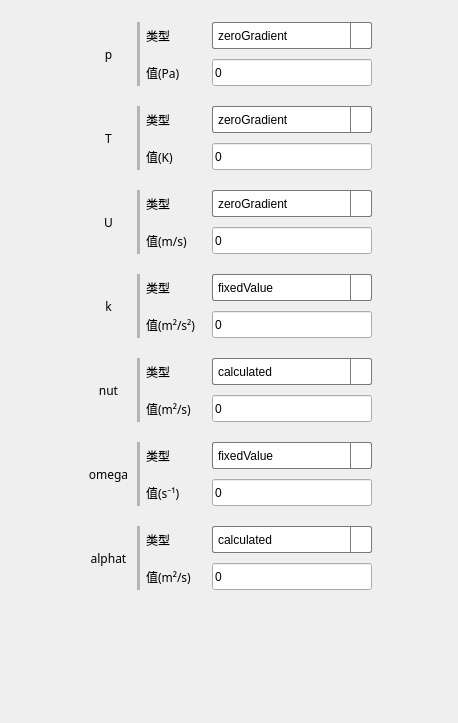
Before: the Qt Designer form src/FormBoundaryConditionsTabWidget.ui in Aiopr-bits/MAVES, drawn with Qt 5.
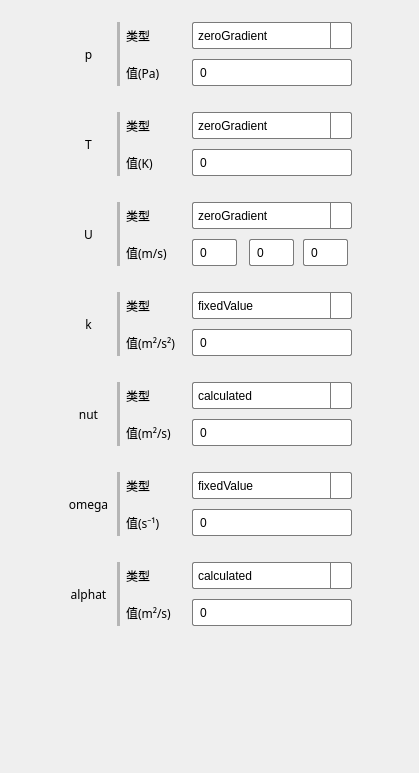
After: the same form once the commit is applied. Icons and pictures are not drawn.

Commit message: feat:边界条件子面板的滚动区域布局调整

The edit to the form file:
```diff
--- a/src/FormBoundaryConditionsTabWidget.ui
+++ b/src/FormBoundaryConditionsTabWidget.ui
@@ -6,8 +6,8 @@
    <rect>
     <x>0</x>
     <y>0</y>
-    <width>458</width>
-    <height>723</height>
+    <width>419</width>
+    <height>773</height>
    </rect>
   </property>
   <property name="windowTitle">
@@ -19,7 +19,7 @@
 }
 </string>
   </property>
-  <layout class="QGridLayout" name="gridLayout_2">
+  <layout class="QGridLayout" name="gridLayout_8">
    <item row="0" column="0">
     <widget class="QScrollArea" name="scrollArea">
      <property name="styleSheet">
@@ -81,24 +81,18 @@
        <rect>
         <x>0</x>
         <y>0</y>
-        <width>440</width>
-        <height>705</height>
+        <width>401</width>
+        <height>755</height>
        </rect>
       </property>
       <property name="styleSheet">
        <string notr="true"/>
       </property>
-      <layout class="QGridLayout" name="gridLayout">
-       <property name="spacing">
-        <number>0</number>
-       </property>
+      <layout class="QGridLayout" name="gridLayout_9">
        <item row="0" column="0">
-        <layout class="QVBoxLayout" name="verticalLayout_8">
-         <property name="spacing">
-          <number>0</number>
-         </property>
+        <layout class="QVBoxLayout" name="verticalLayout">
          <item>
-          <layout class="QHBoxLayout" name="horizontalLayout_3">
+          <layout class="QHBoxLayout" name="horizontalLayout">
            <item>
             <widget class="QLabel" name="label">
              <property name="minimumSize">
@@ -144,13 +138,11 @@
             </widget>
            </item>
            <item>
-            <layout class="QVBoxLayout" name="verticalLayout">
-             <property name="spacing">
-              <number>0</number>
+            <layout class="QGridLayout" name="gridLayout">
+             <property name="verticalSpacing">
+              <number>10</number>
              </property>
-             <item>
-              <layout class="QHBoxLayout" name="horizontalLayout_2">
-               <item>
+             <item row="0" column="0">
                 <widget class="QLabel" name="label_2">
                  <property name="minimumSize">
                   <size>
@@ -175,7 +167,7 @@
                  </property>
                 </widget>
                </item>
-               <item>
+             <item row="0" column="1">
                 <widget class="QComboBox" name="comboBox">
                  <property name="minimumSize">
                   <size>
@@ -288,27 +280,7 @@
                  </item>
                 </widget>
                </item>
-              </layout>
-             </item>
-             <item>
-              <spacer name="verticalSpacer">
-               <property name="orientation">
-                <enum>Qt::Vertical</enum>
-               </property>
-               <property name="sizeType">
-                <enum>QSizePolicy::Fixed</enum>
-               </property>
-               <property name="sizeHint" stdset="0">
-                <size>
-                 <width>18</width>
-                 <height>10</height>
-                </size>
-               </property>
-              </spacer>
-             </item>
-             <item>
-              <layout class="QHBoxLayout" name="horizontalLayout">
-               <item>
+             <item row="1" column="0">
                 <widget class="QLabel" name="label_3">
                  <property name="minimumSize">
                   <size>
@@ -333,7 +305,7 @@
                  </property>
                 </widget>
                </item>
-               <item>
+             <item row="1" column="1">
                 <widget class="QLineEdit" name="lineEdit">
                  <property name="minimumSize">
                   <size>
@@ -347,12 +319,35 @@
                    <height>27</height>
                   </size>
                  </property>
+               <property name="styleSheet">
+                <string notr="true">QLineEdit {
+    background-color: white;
+    border: 1px solid rgb(122, 122, 122); /* 默认边界颜色 */
+    border-radius: 2px;
+    padding: 5px;
+    min-height: 15px;
+}
+
+QLineEdit:hover {
+    border: 1px solid rgb(23, 23, 23); /* 鼠标悬浮时边界颜色 */
+}
+
+QLineEdit:focus {
+    border: 1px solid rgb(23, 23, 23); /* 焦点时边界颜色 */
+    background-color: #f0f0f0; /* 焦点时背景颜色 */
+}
+
+QLineEdit:disabled {
+    background-color: #e0e0e0; /* 禁用时背景颜色 */
+    border: 1px solid rgb(122, 122, 122); /* 禁用时边界颜色 */
+    color: #a0a0a0; /* 禁用时文字颜色 */
+}
+</string>
+               </property>
                  <property name="text">
                   <string>0</string>
                  </property>
                 </widget>
-               </item>
-              </layout>
              </item>
             </layout>
            </item>
@@ -375,7 +370,7 @@
           </spacer>
          </item>
          <item>
-          <layout class="QHBoxLayout" name="horizontalLayout_4">
+          <layout class="QHBoxLayout" name="horizontalLayout_2">
            <item>
             <widget class="QLabel" name="label_4">
              <property name="minimumSize">
@@ -421,13 +416,11 @@
             </widget>
            </item>
            <item>
-            <layout class="QVBoxLayout" name="verticalLayout_2">
-             <property name="spacing">
-              <number>0</number>
+            <layout class="QGridLayout" name="gridLayout_2">
+             <property name="verticalSpacing">
+              <number>10</number>
              </property>
-             <item>
-              <layout class="QHBoxLayout" name="horizontalLayout_5">
-               <item>
+             <item row="0" column="0">
                 <widget class="QLabel" name="label_5">
                  <property name="minimumSize">
                   <size>
@@ -452,7 +445,7 @@
                  </property>
                 </widget>
                </item>
-               <item>
+             <item row="0" column="1">
                 <widget class="QComboBox" name="comboBox_2">
                  <property name="minimumSize">
                   <size>
@@ -570,27 +563,7 @@
                  </item>
                 </widget>
                </item>
-              </layout>
-             </item>
-             <item>
-              <spacer name="verticalSpacer_2">
-               <property name="orientation">
-                <enum>Qt::Vertical</enum>
-               </property>
-               <property name="sizeType">
-                <enum>QSizePolicy::Fixed</enum>
-               </property>
-               <property name="sizeHint" stdset="0">
-                <size>
-                 <width>18</width>
-                 <height>10</height>
-                </size>
-               </property>
-              </spacer>
-             </item>
-             <item>
-              <layout class="QHBoxLayout" name="horizontalLayout_6">
-               <item>
+             <item row="1" column="0">
                 <widget class="QLabel" name="label_6">
                  <property name="minimumSize">
                   <size>
@@ -615,7 +588,7 @@
                  </property>
                 </widget>
                </item>
-               <item>
+             <item row="1" column="1">
                 <widget class="QLineEdit" name="lineEdit_2">
                  <property name="minimumSize">
                   <size>
@@ -629,12 +602,35 @@
                    <height>27</height>
                   </size>
                  </property>
+               <property name="styleSheet">
+                <string notr="true">QLineEdit {
+    background-color: white;
+    border: 1px solid rgb(122, 122, 122); /* 默认边界颜色 */
+    border-radius: 2px;
+    padding: 5px;
+    min-height: 15px;
+}
+
+QLineEdit:hover {
+    border: 1px solid rgb(23, 23, 23); /* 鼠标悬浮时边界颜色 */
+}
+
+QLineEdit:focus {
+    border: 1px solid rgb(23, 23, 23); /* 焦点时边界颜色 */
+    background-color: #f0f0f0; /* 焦点时背景颜色 */
+}
+
+QLineEdit:disabled {
+    background-color: #e0e0e0; /* 禁用时背景颜色 */
+    border: 1px solid rgb(122, 122, 122); /* 禁用时边界颜色 */
+    color: #a0a0a0; /* 禁用时文字颜色 */
+}
+</string>
+               </property>
                  <property name="text">
                   <string>0</string>
                  </property>
                 </widget>
-               </item>
-              </layout>
              </item>
             </layout>
            </item>
@@ -657,7 +653,7 @@
           </spacer>
          </item>
          <item>
-          <layout class="QHBoxLayout" name="horizontalLayout_7">
+          <layout class="QHBoxLayout" name="horizontalLayout_3">
            <item>
             <widget class="QLabel" name="label_7">
              <property name="minimumSize">
@@ -703,13 +699,11 @@
             </widget>
            </item>
            <item>
-            <layout class="QVBoxLayout" name="verticalLayout_3">
-             <property name="spacing">
-              <number>0</number>
+            <layout class="QGridLayout" name="gridLayout_3">
+             <property name="verticalSpacing">
+              <number>10</number>
              </property>
-             <item>
-              <layout class="QHBoxLayout" name="horizontalLayout_8">
-               <item>
+             <item row="0" column="0">
                 <widget class="QLabel" name="label_8">
                  <property name="minimumSize">
                   <size>
@@ -734,7 +728,7 @@
                  </property>
                 </widget>
                </item>
-               <item>
+             <item row="0" column="1" colspan="3">
                 <widget class="QComboBox" name="comboBox_3">
                  <property name="minimumSize">
                   <size>
@@ -852,27 +846,7 @@
                  </item>
                 </widget>
                </item>
-              </layout>
-             </item>
-             <item>
-              <spacer name="verticalSpacer_3">
-               <property name="orientation">
-                <enum>Qt::Vertical</enum>
-               </property>
-               <property name="sizeType">
-                <enum>QSizePolicy::Fixed</enum>
-               </property>
-               <property name="sizeHint" stdset="0">
-                <size>
-                 <width>18</width>
-                 <height>10</height>
-                </size>
-               </property>
-              </spacer>
-             </item>
-             <item>
-              <layout class="QHBoxLayout" name="horizontalLayout_9">
-               <item>
+             <item row="1" column="0">
                 <widget class="QLabel" name="label_9">
                  <property name="minimumSize">
                   <size>
@@ -897,26 +871,137 @@
                  </property>
                 </widget>
                </item>
-               <item>
-                <widget class="QLineEdit" name="lineEdit_3">
+             <item row="1" column="1">
+              <widget class="QLineEdit" name="lineEdit_8">
                  <property name="minimumSize">
                   <size>
-                   <width>160</width>
+                 <width>45</width>
                    <height>27</height>
                   </size>
                  </property>
                  <property name="maximumSize">
                   <size>
-                   <width>160</width>
+                 <width>45</width>
                    <height>27</height>
                   </size>
                  </property>
+               <property name="styleSheet">
+                <string notr="true">QLineEdit {
+    background-color: white;
+    border: 1px solid rgb(122, 122, 122); /* 默认边界颜色 */
+    border-radius: 2px;
+    padding: 5px;
+    min-height: 15px;
+}
+
+QLineEdit:hover {
+    border: 1px solid rgb(23, 23, 23); /* 鼠标悬浮时边界颜色 */
+}
+
+QLineEdit:focus {
+    border: 1px solid rgb(23, 23, 23); /* 焦点时边界颜色 */
+    background-color: #f0f0f0; /* 焦点时背景颜色 */
+}
+
+QLineEdit:disabled {
+    background-color: #e0e0e0; /* 禁用时背景颜色 */
+    border: 1px solid rgb(122, 122, 122); /* 禁用时边界颜色 */
+    color: #a0a0a0; /* 禁用时文字颜色 */
+}
+</string>
+               </property>
                  <property name="text">
                   <string>0</string>
                  </property>
                 </widget>
                </item>
-              </layout>
+             <item row="1" column="2">
+              <widget class="QLineEdit" name="lineEdit_9">
+               <property name="minimumSize">
+                <size>
+                 <width>45</width>
+                 <height>27</height>
+                </size>
+               </property>
+               <property name="maximumSize">
+                <size>
+                 <width>45</width>
+                 <height>27</height>
+                </size>
+               </property>
+               <property name="styleSheet">
+                <string notr="true">QLineEdit {
+    background-color: white;
+    border: 1px solid rgb(122, 122, 122); /* 默认边界颜色 */
+    border-radius: 2px;
+    padding: 5px;
+    min-height: 15px;
+}
+
+QLineEdit:hover {
+    border: 1px solid rgb(23, 23, 23); /* 鼠标悬浮时边界颜色 */
+}
+
+QLineEdit:focus {
+    border: 1px solid rgb(23, 23, 23); /* 焦点时边界颜色 */
+    background-color: #f0f0f0; /* 焦点时背景颜色 */
+}
+
+QLineEdit:disabled {
+    background-color: #e0e0e0; /* 禁用时背景颜色 */
+    border: 1px solid rgb(122, 122, 122); /* 禁用时边界颜色 */
+    color: #a0a0a0; /* 禁用时文字颜色 */
+}
+</string>
+               </property>
+               <property name="text">
+                <string>0</string>
+               </property>
+              </widget>
+             </item>
+             <item row="1" column="3">
+              <widget class="QLineEdit" name="lineEdit_10">
+               <property name="minimumSize">
+                <size>
+                 <width>45</width>
+                 <height>27</height>
+                </size>
+               </property>
+               <property name="maximumSize">
+                <size>
+                 <width>44</width>
+                 <height>27</height>
+                </size>
+               </property>
+               <property name="styleSheet">
+                <string notr="true">QLineEdit {
+    background-color: white;
+    border: 1px solid rgb(122, 122, 122); /* 默认边界颜色 */
+    border-radius: 2px;
+    padding: 5px;
+    min-height: 15px;
+}
+
+QLineEdit:hover {
+    border: 1px solid rgb(23, 23, 23); /* 鼠标悬浮时边界颜色 */
+}
+
+QLineEdit:focus {
+    border: 1px solid rgb(23, 23, 23); /* 焦点时边界颜色 */
+    background-color: #f0f0f0; /* 焦点时背景颜色 */
+}
+
+QLineEdit:disabled {
+    background-color: #e0e0e0; /* 禁用时背景颜色 */
+    border: 1px solid rgb(122, 122, 122); /* 禁用时边界颜色 */
+    color: #a0a0a0; /* 禁用时文字颜色 */
+}
+</string>
+               </property>
+               <property name="text">
+                <string>0</string>
+               </property>
+              </widget>
              </item>
             </layout>
            </item>
@@ -939,7 +1024,7 @@
           </spacer>
          </item>
          <item>
-          <layout class="QHBoxLayout" name="horizontalLayout_10">
+          <layout class="QHBoxLayout" name="horizontalLayout_4">
            <item>
             <widget class="QLabel" name="label_10">
              <property name="minimumSize">
@@ -985,13 +1070,11 @@
             </widget>
            </item>
            <item>
-            <layout class="QVBoxLayout" name="verticalLayout_4">
-             <property name="spacing">
-              <number>0</number>
+            <layout class="QGridLayout" name="gridLayout_4">
+             <property name="verticalSpacing">
+              <number>10</number>
              </property>
-             <item>
-              <layout class="QHBoxLayout" name="horizontalLayout_11">
-               <item>
+             <item row="0" column="0">
                 <widget class="QLabel" name="label_11">
                  <property name="minimumSize">
                   <size>
@@ -1016,7 +1099,7 @@
                  </property>
                 </widget>
                </item>
-               <item>
+             <item row="0" column="1">
                 <widget class="QComboBox" name="comboBox_4">
                  <property name="minimumSize">
                   <size>
@@ -1134,27 +1217,7 @@
                  </item>
                 </widget>
                </item>
-              </layout>
-             </item>
-             <item>
-              <spacer name="verticalSpacer_4">
-               <property name="orientation">
-                <enum>Qt::Vertical</enum>
-               </property>
-               <property name="sizeType">
-                <enum>QSizePolicy::Fixed</enum>
-               </property>
-               <property name="sizeHint" stdset="0">
-                <size>
-                 <width>18</width>
-                 <height>10</height>
-                </size>
-               </property>
-              </spacer>
-             </item>
-             <item>
-              <layout class="QHBoxLayout" name="horizontalLayout_12">
-               <item>
+             <item row="1" column="0">
                 <widget class="QLabel" name="label_12">
                  <property name="minimumSize">
                   <size>
@@ -1179,7 +1242,7 @@
                  </property>
                 </widget>
                </item>
-               <item>
+             <item row="1" column="1">
                 <widget class="QLineEdit" name="lineEdit_4">
                  <property name="minimumSize">
                   <size>
@@ -1193,12 +1256,35 @@
                    <height>27</height>
                   </size>
                  </property>
+               <property name="styleSheet">
+                <string notr="true">QLineEdit {
+    background-color: white;
+    border: 1px solid rgb(122, 122, 122); /* 默认边界颜色 */
+    border-radius: 2px;
+    padding: 5px;
+    min-height: 15px;
+}
+
+QLineEdit:hover {
+    border: 1px solid rgb(23, 23, 23); /* 鼠标悬浮时边界颜色 */
+}
+
+QLineEdit:focus {
+    border: 1px solid rgb(23, 23, 23); /* 焦点时边界颜色 */
+    background-color: #f0f0f0; /* 焦点时背景颜色 */
+}
+
+QLineEdit:disabled {
+    background-color: #e0e0e0; /* 禁用时背景颜色 */
+    border: 1px solid rgb(122, 122, 122); /* 禁用时边界颜色 */
+    color: #a0a0a0; /* 禁用时文字颜色 */
+}
+</string>
+               </property>
                  <property name="text">
                   <string>0</string>
                  </property>
                 </widget>
-               </item>
-              </layout>
              </item>
             </layout>
            </item>
@@ -1221,7 +1307,7 @@
           </spacer>
          </item>
          <item>
-          <layout class="QHBoxLayout" name="horizontalLayout_13">
+          <layout class="QHBoxLayout" name="horizontalLayout_5">
            <item>
             <widget class="QLabel" name="label_13">
              <property name="minimumSize">
@@ -1267,13 +1353,11 @@
             </widget>
            </item>
            <item>
-            <layout class="QVBoxLayout" name="verticalLayout_5">
-             <property name="spacing">
-              <number>0</number>
+            <layout class="QGridLayout" name="gridLayout_5">
+             <property name="verticalSpacing">
+              <number>10</number>
              </property>
-             <item>
-              <layout class="QHBoxLayout" name="horizontalLayout_14">
-               <item>
+             <item row="0" column="0">
                 <widget class="QLabel" name="label_14">
                  <property name="minimumSize">
                   <size>
@@ -1298,7 +1382,7 @@
                  </property>
                 </widget>
                </item>
-               <item>
+             <item row="0" column="1">
                 <widget class="QComboBox" name="comboBox_5">
                  <property name="minimumSize">
                   <size>
@@ -1411,27 +1495,7 @@
                  </item>
                 </widget>
                </item>
-              </layout>
-             </item>
-             <item>
-              <spacer name="verticalSpacer_5">
-               <property name="orientation">
-                <enum>Qt::Vertical</enum>
-               </property>
-               <property name="sizeType">
-                <enum>QSizePolicy::Fixed</enum>
-               </property>
-               <property name="sizeHint" stdset="0">
-                <size>
-                 <width>18</width>
-                 <height>10</height>
-                </size>
-               </property>
-              </spacer>
-             </item>
-             <item>
-              <layout class="QHBoxLayout" name="horizontalLayout_15">
-               <item>
+             <item row="1" column="0">
                 <widget class="QLabel" name="label_15">
                  <property name="minimumSize">
                   <size>
@@ -1456,7 +1520,7 @@
                  </property>
                 </widget>
                </item>
-               <item>
+             <item row="1" column="1">
                 <widget class="QLineEdit" name="lineEdit_5">
                  <property name="minimumSize">
                   <size>
@@ -1470,12 +1534,35 @@
                    <height>27</height>
                   </size>
                  </property>
+               <property name="styleSheet">
+                <string notr="true">QLineEdit {
+    background-color: white;
+    border: 1px solid rgb(122, 122, 122); /* 默认边界颜色 */
+    border-radius: 2px;
+    padding: 5px;
+    min-height: 15px;
+}
+
+QLineEdit:hover {
+    border: 1px solid rgb(23, 23, 23); /* 鼠标悬浮时边界颜色 */
+}
+
+QLineEdit:focus {
+    border: 1px solid rgb(23, 23, 23); /* 焦点时边界颜色 */
+    background-color: #f0f0f0; /* 焦点时背景颜色 */
+}
+
+QLineEdit:disabled {
+    background-color: #e0e0e0; /* 禁用时背景颜色 */
+    border: 1px solid rgb(122, 122, 122); /* 禁用时边界颜色 */
+    color: #a0a0a0; /* 禁用时文字颜色 */
+}
+</string>
+               </property>
                  <property name="text">
                   <string>0</string>
                  </property>
                 </widget>
-               </item>
-              </layout>
              </item>
             </layout>
            </item>
@@ -1498,7 +1585,7 @@
           </spacer>
          </item>
          <item>
-          <layout class="QHBoxLayout" name="horizontalLayout_16">
+          <layout class="QHBoxLayout" name="horizontalLayout_6">
            <item>
             <widget class="QLabel" name="label_16">
              <property name="minimumSize">
@@ -1544,13 +1631,11 @@
             </widget>
            </item>
            <item>
-            <layout class="QVBoxLayout" name="verticalLayout_6">
-             <property name="spacing">
-              <number>0</number>
+            <layout class="QGridLayout" name="gridLayout_6">
+             <property name="verticalSpacing">
+              <number>10</number>
              </property>
-             <item>
-              <layout class="QHBoxLayout" name="horizontalLayout_17">
-               <item>
+             <item row="0" column="0">
                 <widget class="QLabel" name="label_17">
                  <property name="minimumSize">
                   <size>
@@ -1575,7 +1660,7 @@
                  </property>
                 </widget>
                </item>
-               <item>
+             <item row="0" column="1">
                 <widget class="QComboBox" name="comboBox_6">
                  <property name="minimumSize">
                   <size>
@@ -1693,27 +1778,7 @@
                  </item>
                 </widget>
                </item>
-              </layout>
-             </item>
-             <item>
-              <spacer name="verticalSpacer_6">
-               <property name="orientation">
-                <enum>Qt::Vertical</enum>
-               </property>
-               <property name="sizeType">
-                <enum>QSizePolicy::Fixed</enum>
-               </property>
-               <property name="sizeHint" stdset="0">
-                <size>
-                 <width>18</width>
-                 <height>10</height>
-                </size>
-               </property>
-              </spacer>
-             </item>
-             <item>
-              <layout class="QHBoxLayout" name="horizontalLayout_18">
-               <item>
+             <item row="1" column="0">
                 <widget class="QLabel" name="label_18">
                  <property name="minimumSize">
                   <size>
@@ -1738,7 +1803,7 @@
                  </property>
                 </widget>
                </item>
-               <item>
+             <item row="1" column="1">
                 <widget class="QLineEdit" name="lineEdit_6">
                  <property name="minimumSize">
                   <size>
@@ -1752,12 +1817,35 @@
                    <height>27</height>
                   </size>
                  </property>
+               <property name="styleSheet">
+                <string notr="true">QLineEdit {
+    background-color: white;
+    border: 1px solid rgb(122, 122, 122); /* 默认边界颜色 */
+    border-radius: 2px;
+    padding: 5px;
+    min-height: 15px;
+}
+
+QLineEdit:hover {
+    border: 1px solid rgb(23, 23, 23); /* 鼠标悬浮时边界颜色 */
+}
+
+QLineEdit:focus {
+    border: 1px solid rgb(23, 23, 23); /* 焦点时边界颜色 */
+    background-color: #f0f0f0; /* 焦点时背景颜色 */
+}
+
+QLineEdit:disabled {
+    background-color: #e0e0e0; /* 禁用时背景颜色 */
+    border: 1px solid rgb(122, 122, 122); /* 禁用时边界颜色 */
+    color: #a0a0a0; /* 禁用时文字颜色 */
+}
+</string>
+               </property>
                  <property name="text">
                   <string>0</string>
                  </property>
                 </widget>
-               </item>
-              </layout>
              </item>
             </layout>
            </item>
@@ -1780,7 +1868,7 @@
           </spacer>
          </item>
          <item>
-          <layout class="QHBoxLayout" name="horizontalLayout_19">
+          <layout class="QHBoxLayout" name="horizontalLayout_7">
            <item>
             <widget class="QLabel" name="label_19">
              <property name="minimumSize">
@@ -1826,13 +1914,11 @@
             </widget>
            </item>
            <item>
-            <layout class="QVBoxLayout" name="verticalLayout_7">
-             <property name="spacing">
-              <number>0</number>
+            <layout class="QGridLayout" name="gridLayout_7">
+             <property name="verticalSpacing">
+              <number>10</number>
              </property>
-             <item>
-              <layout class="QHBoxLayout" name="horizontalLayout_20">
-               <item>
+             <item row="0" column="0">
                 <widget class="QLabel" name="label_20">
                  <property name="minimumSize">
                   <size>
@@ -1857,7 +1943,7 @@
                  </property>
                 </widget>
                </item>
-               <item>
+             <item row="0" column="1">
                 <widget class="QComboBox" name="comboBox_7">
                  <property name="minimumSize">
                   <size>
@@ -1970,27 +2056,7 @@
                  </item>
                 </widget>
                </item>
-              </layout>
-             </item>
-             <item>
-              <spacer name="verticalSpacer_7">
-               <property name="orientation">
-                <enum>Qt::Vertical</enum>
-               </property>
-               <property name="sizeType">
-                <enum>QSizePolicy::Fixed</enum>
-               </property>
-               <property name="sizeHint" stdset="0">
-                <size>
-                 <width>18</width>
-                 <height>10</height>
-                </size>
-               </property>
-              </spacer>
-             </item>
-             <item>
-              <layout class="QHBoxLayout" name="horizontalLayout_21">
-               <item>
+             <item row="1" column="0">
                 <widget class="QLabel" name="label_21">
                  <property name="minimumSize">
                   <size>
@@ -2015,7 +2081,7 @@
                  </property>
                 </widget>
                </item>
-               <item>
+             <item row="1" column="1">
                 <widget class="QLineEdit" name="lineEdit_7">
                  <property name="minimumSize">
                   <size>
@@ -2029,12 +2095,35 @@
                    <height>27</height>
                   </size>
                  </property>
+               <property name="styleSheet">
+                <string notr="true">QLineEdit {
+    background-color: white;
+    border: 1px solid rgb(122, 122, 122); /* 默认边界颜色 */
+    border-radius: 2px;
+    padding: 5px;
+    min-height: 15px;
+}
+
+QLineEdit:hover {
+    border: 1px solid rgb(23, 23, 23); /* 鼠标悬浮时边界颜色 */
+}
+
+QLineEdit:focus {
+    border: 1px solid rgb(23, 23, 23); /* 焦点时边界颜色 */
+    background-color: #f0f0f0; /* 焦点时背景颜色 */
+}
+
+QLineEdit:disabled {
+    background-color: #e0e0e0; /* 禁用时背景颜色 */
+    border: 1px solid rgb(122, 122, 122); /* 禁用时边界颜色 */
+    color: #a0a0a0; /* 禁用时文字颜色 */
+}
+</string>
+               </property>
                  <property name="text">
                   <string>0</string>
                  </property>
                 </widget>
-               </item>
-              </layout>
              </item>
             </layout>
            </item>
```
Lines whose indentation alone changed are shown as unchanged. The commit also changes 3 other files.
